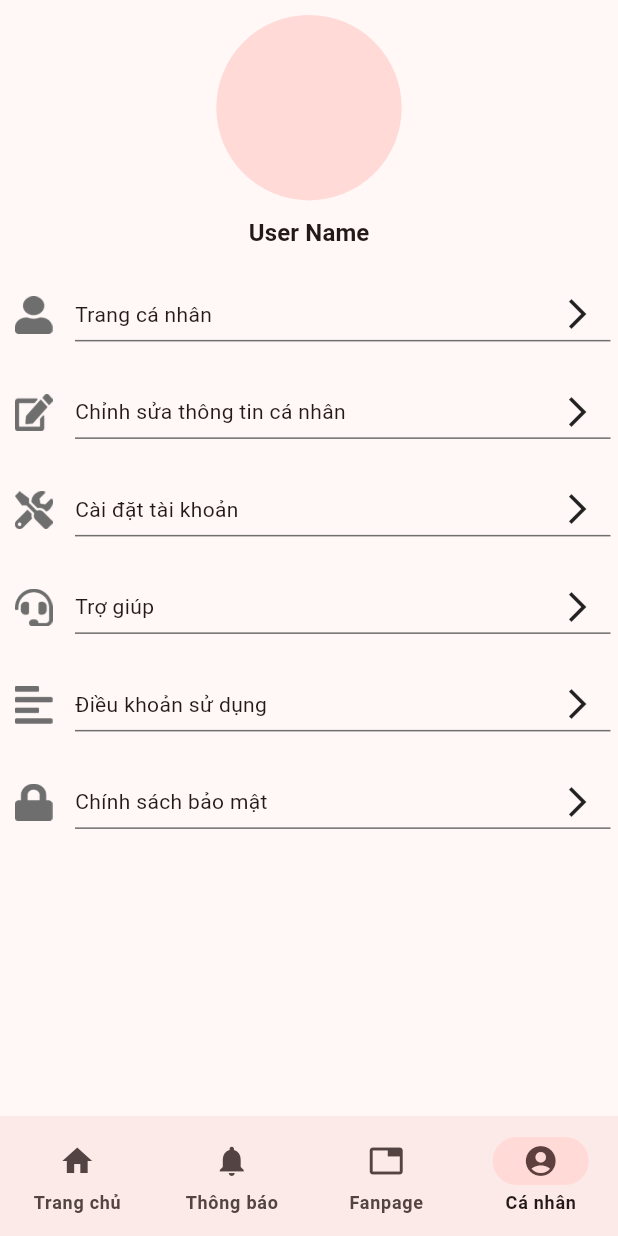
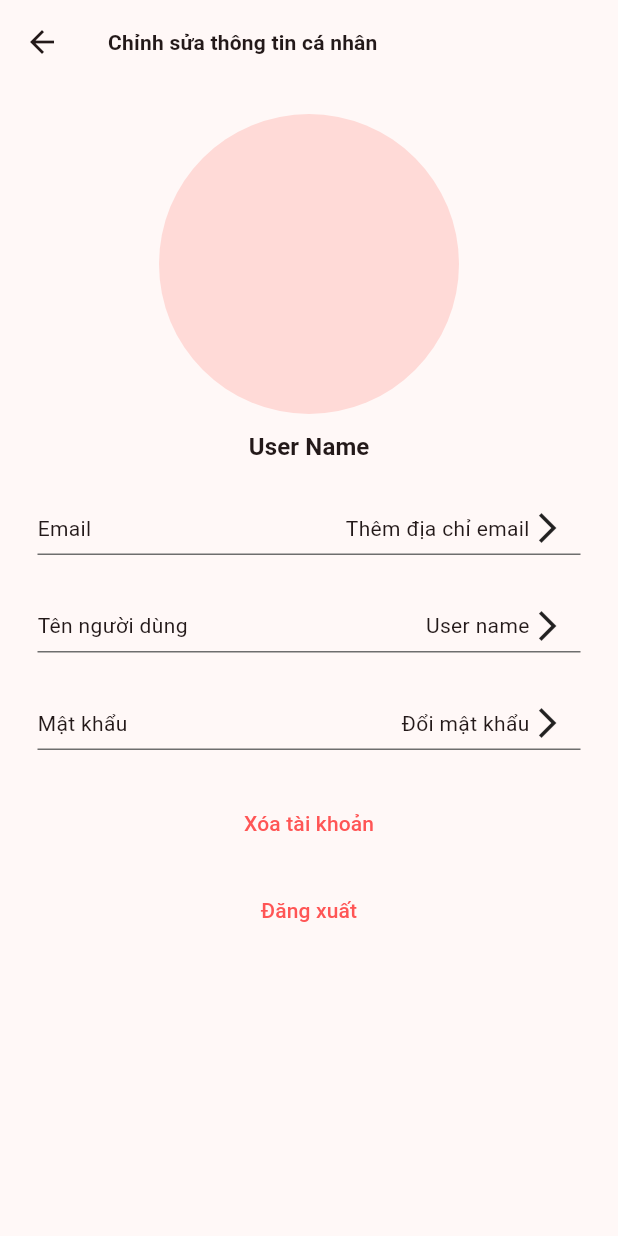
Before and after one commit to cuong02n/volunteer_app, a Flutter app: the screen it shows after launch, item 4 of the bottom bar chosen, after a tap on "Cài đặt tài khoản", on a phone screen of 412 x 824 dp. Run offline on Flutter 3.47's test engine with Material 3 defaults, Android fonts, the phone set to English and light mode, and no system bars; our stand-ins replace flutter_markdown, go_router, sizer; missing offline and left inert: dart:html; statements that could not run were skipped.

Commit message:
Done 2 settings UI

```diff
--- a/front-end/lib/configs/route_name.dart
+++ b/front-end/lib/configs/route_name.dart
@@ -10,6 +10,8 @@ abstract class RoutePath {
   static String specificPage = "/page/:pageID";
 
   static String user = "/user";
+  static String edit = "edit";
+
   static String settings = "/settings";
   static String account = "/account";
   static String helpAndSupport = "/help-and-support";
@@ -21,8 +23,6 @@ abstract class RoutePath {
   static String register = "new";
 
   static String status = "/status";
-  //Sub branch
-  static String edit = "edit";
 }
 
 ///Tên các trang trong app
--- /dev/null
+++ b/front-end/lib/pages/account/account_page.dart
@@ -0,0 +1,26 @@
+import 'package:flutter/material.dart';
+import 'package:sizer/sizer.dart';
+import 'package:thien_nguyen_app/theme/theme.dart';
+import 'package:thien_nguyen_app/widgets/navigation_button.dart';
+
+part 'account_page_body.dart';
+
+class AccountPage extends StatelessWidget {
+  const AccountPage({super.key});
+
+  @override
+  Widget build(BuildContext context) {
+    return Scaffold(
+        appBar: AppBar(
+            backgroundColor: Colors.transparent,
+            title: Text(
+              "Chỉnh sửa thông tin cá nhân",
+              style: AppTypology.titleSmall,
+            )),
+        extendBody: true,
+        body:
+            SingleChildScrollView(child: AccountPageBody()),
+            );
+  }
+
+}
--- /dev/null
+++ b/front-end/lib/pages/account/account_page_body.dart
@@ -0,0 +1,42 @@
+part of 'account_page.dart';
+
+class AccountPageBody extends StatefulWidget {
+  const AccountPageBody({super.key});
+
+  @override
+  State<AccountPageBody> createState() => _AccountPageBodyState();
+}
+
+class _AccountPageBodyState extends State<AccountPageBody> {
+
+  @override
+  Widget build(BuildContext context) {
+    return Padding(
+      padding: const EdgeInsets.all(20),
+      child: Column(
+          children: [
+            CircleAvatar(
+              radius: 100,
+            ),
+            Padding(
+              padding: const EdgeInsets.all(10),
+              child: Text("User Name", style: AppTypology.titleMedium,),
+            ),
+            NavigationButton(title: "Email", extra: Text("Thêm địa chỉ email")),
+            NavigationButton(title: "Tên người dùng", extra: Text("User name")),
+            NavigationButton(title: "Mật khẩu", extra: Text("Đổi mật khẩu")),
+            SizedBox(height: 10,),
+            TextButton(onPressed: _deleteAccount, child: Text("Xóa tài khoản")),
+            SizedBox(height: 10,),
+            TextButton(onPressed: _logout, child: Text("Đăng xuất"))
+          ],
+        ),
+    );
+  }
+
+  void _deleteAccount() {
+  }
+
+  void _logout() {
+  }
+}
--- a/front-end/lib/pages/pages.dart
+++ b/front-end/lib/pages/pages.dart
@@ -12,6 +12,8 @@ export 'page/child_page//child_page.dart';
 
 export 'settings/settings_page.dart';
 export 'user/user_page.dart';
+export 'user/edit/edit_user.dart';
+export 'account/account_page.dart';
 
 export 'help/help_page.dart';
 export 'privacy_and_terms/privacy_page.dart';
--- a/front-end/lib/pages/settings/settings_page.dart
+++ b/front-end/lib/pages/settings/settings_page.dart
@@ -60,9 +60,11 @@ class SettingsPage extends StatelessWidget {
   }
 
   void _editProfile() {
+    _context.push("/user/edit");
   }
 
   void _accountSettings() {
+    _context.pushNamed(RouteName.account);
   }
 
   void _help() {
--- a/front-end/lib/routes/app_branch.dart
+++ b/front-end/lib/routes/app_branch.dart
@@ -35,6 +35,11 @@ abstract class AppRouter {
         parentNavigatorKey: _rootKey,
         path: RoutePath.specificPage,
         builder: (context, state) => ChildPagePage()),
+    GoRoute(
+        parentNavigatorKey: _rootKey,
+        name: RouteName.account,
+        path: RoutePath.account,
+        builder: (context, state) => AccountPage()),
     GoRoute(
         parentNavigatorKey: _rootKey,
         path: RoutePath.status, builder: (context, state) => Error404Page()),
@@ -100,9 +105,10 @@ abstract class AppRouter {
               _getPage(child: UserPage(), state: state),
           routes: [
             GoRoute(
+                parentNavigatorKey: _rootKey,
                 path: RoutePath.edit,
-                pageBuilder: (context, state) =>
-                    _getPage(child: Error404Page(), state: state))
+                builder: (context, state) =>
+                    EditUserPage())
           ])
     ]),
   ];
--- a/front-end/lib/widgets/fanpage_choice.dart
+++ b/front-end/lib/widgets/fanpage_choice.dart
@@ -13,9 +13,7 @@ class FanpageChoice extends StatelessWidget {
 
   @override
   Widget build(BuildContext context) {
-    return InkWell(
-      onTap: _goToFanpage(context),
-      child: Container(
+    return Container(
       margin: EdgeInsets.symmetric(vertical: 10, horizontal: 5.w),
       height: 180,
       decoration:
@@ -31,6 +29,8 @@ class FanpageChoice extends StatelessWidget {
           spreadRadius: 0, // changes position of shadow
         ),
       ]),
+      child: InkWell(
+        onTap: _goToFanpage(context),
         child: Row(
           children: [
             Container(
--- a/front-end/lib/widgets/navigation_button.dart
+++ b/front-end/lib/widgets/navigation_button.dart
@@ -5,12 +5,17 @@ class NavigationButton extends StatelessWidget {
   final Widget? icon;
   final String title;
   final void Function()? onPressed;
+  final Widget? extra;
 
   const NavigationButton(
-      {super.key,
-      this.icon,
-      required this.title,
-      this.onPressed});
+      {super.key, this.icon, required this.title, this.onPressed, this.extra});
+
+  Widget get action {
+    List<Widget> list = extra == null ? [] : [extra!];
+    return Row(
+      children: list + [Icon(Icons.arrow_forward_ios)],
+    );
+  }
 
   @override
   Widget build(BuildContext context) {
@@ -18,7 +23,9 @@ class NavigationButton extends StatelessWidget {
       margin: const EdgeInsets.all(5),
       child: Row(
         children: [
-          icon != null ? Padding(padding: const EdgeInsets.only(right: 10), child: icon): const SizedBox(),
+          icon != null
+              ? Padding(padding: const EdgeInsets.only(right: 10), child: icon)
+              : const SizedBox(),
           Expanded(
             child: InkWell(
               onTap: onPressed,
@@ -31,7 +38,7 @@ class NavigationButton extends StatelessWidget {
                       padding: const EdgeInsets.fromLTRB(0, 5, 10, 5),
                       child: Row(
                         mainAxisAlignment: MainAxisAlignment.spaceBetween,
-                        children: [Text(title), Icon(Icons.arrow_forward_ios)],
+                        children: [Text(title), action],
                       ),
                     ),
                     Container(
```
Also changed, not shown: front-end/lib/pages/user/edit/edit_user.dart (added, +34 -0 lines), front-end/lib/pages/user/edit/edit_user_body.dart (added, +66 -0 lines). Lines whose indentation alone changed are shown as unchanged.
